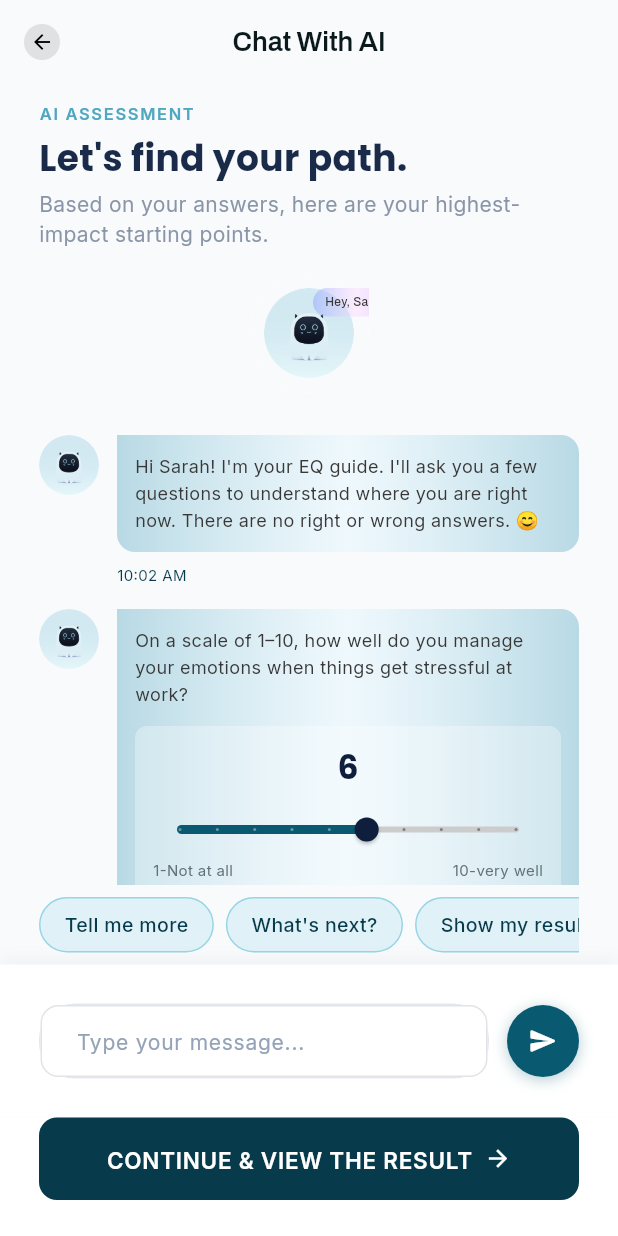
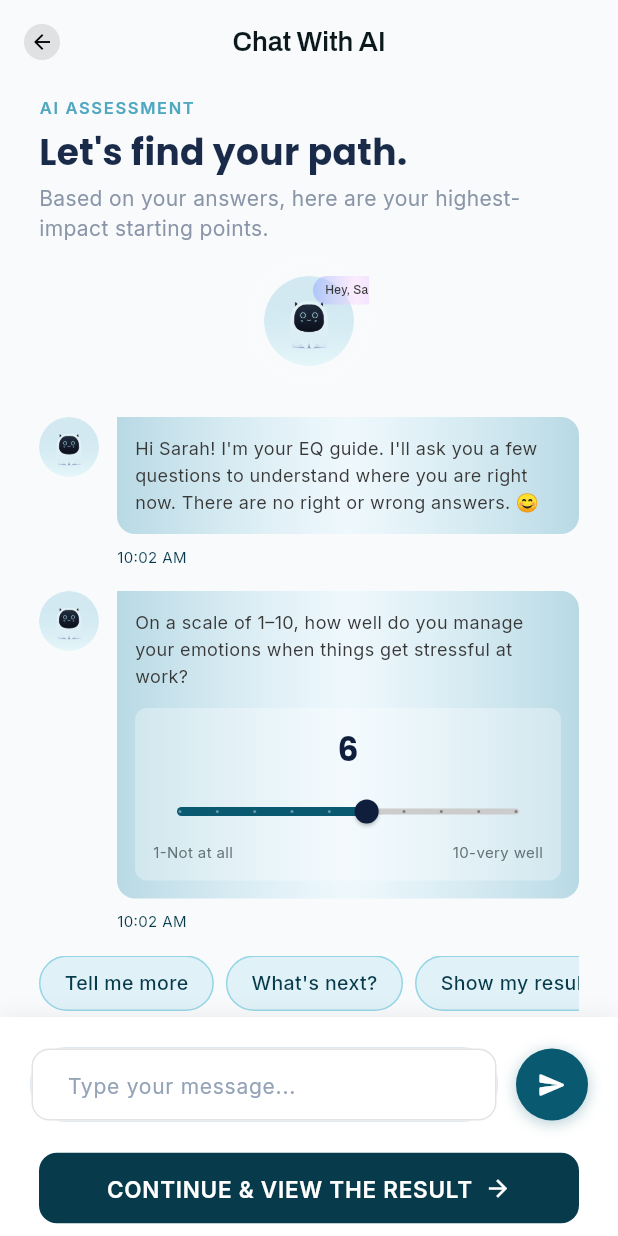
Before and after one commit to Mehedi259/eqi30, a Flutter app: the AiChatOnboardingScreen screen opened by its route, on a phone screen of 412 x 824 dp. Run offline on Flutter 3.47's test engine with Material 3 defaults, Android fonts, the phone set to English and light mode, and no system bars; our stand-ins replace go_router, google_fonts, pinput.

Commit message:
Refine layout spacing and padding in `AIChatOnboardingScreen`
- Reduce vertical padding in header, quick reply chips, and message input sections
- Decrease spacing between text and bot avatar for a more compact layout
- Adjust continue button padding and height to improve screen real estate usage

```diff
--- a/lib/features/onboarding/ai_chat_onboarding_screen.dart
+++ b/lib/features/onboarding/ai_chat_onboarding_screen.dart
@@ -168,7 +168,7 @@ class _AiChatOnboardingScreenState extends State<AiChatOnboardingScreen> {
         children: [
           // Header Section
           Container(
-            padding: const EdgeInsets.symmetric(horizontal: 26, vertical: 12),
+            padding: const EdgeInsets.symmetric(horizontal: 26, vertical: 8),
             child: Column(
               crossAxisAlignment: CrossAxisAlignment.start,
               children: [
@@ -202,7 +202,7 @@ class _AiChatOnboardingScreenState extends State<AiChatOnboardingScreen> {
                     fontWeight: FontWeight.w400,
                   ),
                 ),
-                const SizedBox(height: 16),
+                const SizedBox(height: 12),
                 // Bot Avatar with animation rings
                 Center(
                   child: Stack(
@@ -312,7 +312,7 @@ class _AiChatOnboardingScreenState extends State<AiChatOnboardingScreen> {
           // Quick Reply Chips
           if (_showQuickReplies)
             Container(
-              padding: const EdgeInsets.symmetric(horizontal: 26, vertical: 8),
+              padding: const EdgeInsets.symmetric(horizontal: 26, vertical: 4),
               child: SingleChildScrollView(
                 scrollDirection: Axis.horizontal,
                 child: Row(
@@ -331,7 +331,7 @@ class _AiChatOnboardingScreenState extends State<AiChatOnboardingScreen> {
 
           // Message Input
           Container(
-            padding: const EdgeInsets.all(26),
+            padding: const EdgeInsets.all(20),
             decoration: BoxDecoration(
               color: Colors.white,
               boxShadow: [
@@ -406,7 +406,7 @@ class _AiChatOnboardingScreenState extends State<AiChatOnboardingScreen> {
 
           // Continue Button
           Container(
-            padding: const EdgeInsets.fromLTRB(26, 0, 26, 24),
+            padding: const EdgeInsets.fromLTRB(26, 0, 26, 8),
             color: Colors.white,
             child: SizedBox(
               width: double.infinity,
@@ -417,7 +417,7 @@ class _AiChatOnboardingScreenState extends State<AiChatOnboardingScreen> {
                 },
                 style: ElevatedButton.styleFrom(
                   backgroundColor: const Color(0xFF073B4B),
-                  padding: const EdgeInsets.symmetric(vertical: 16),
+                  padding: const EdgeInsets.symmetric(vertical: 12),
                   shape: RoundedRectangleBorder(
                     borderRadius: BorderRadius.circular(12),
                   ),
```
